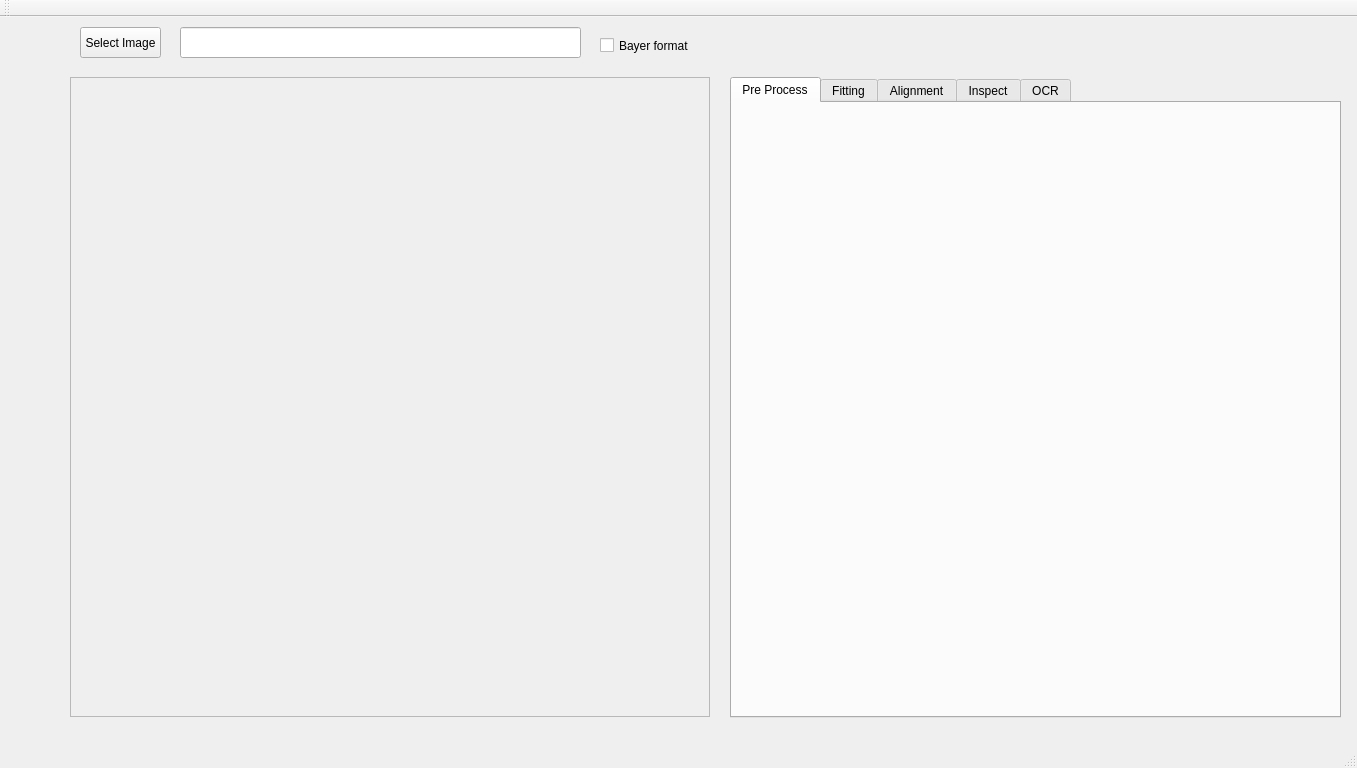
hceng123/VisionLibrary, file VisionWidget/visionwidget.ui: the form before one commit.
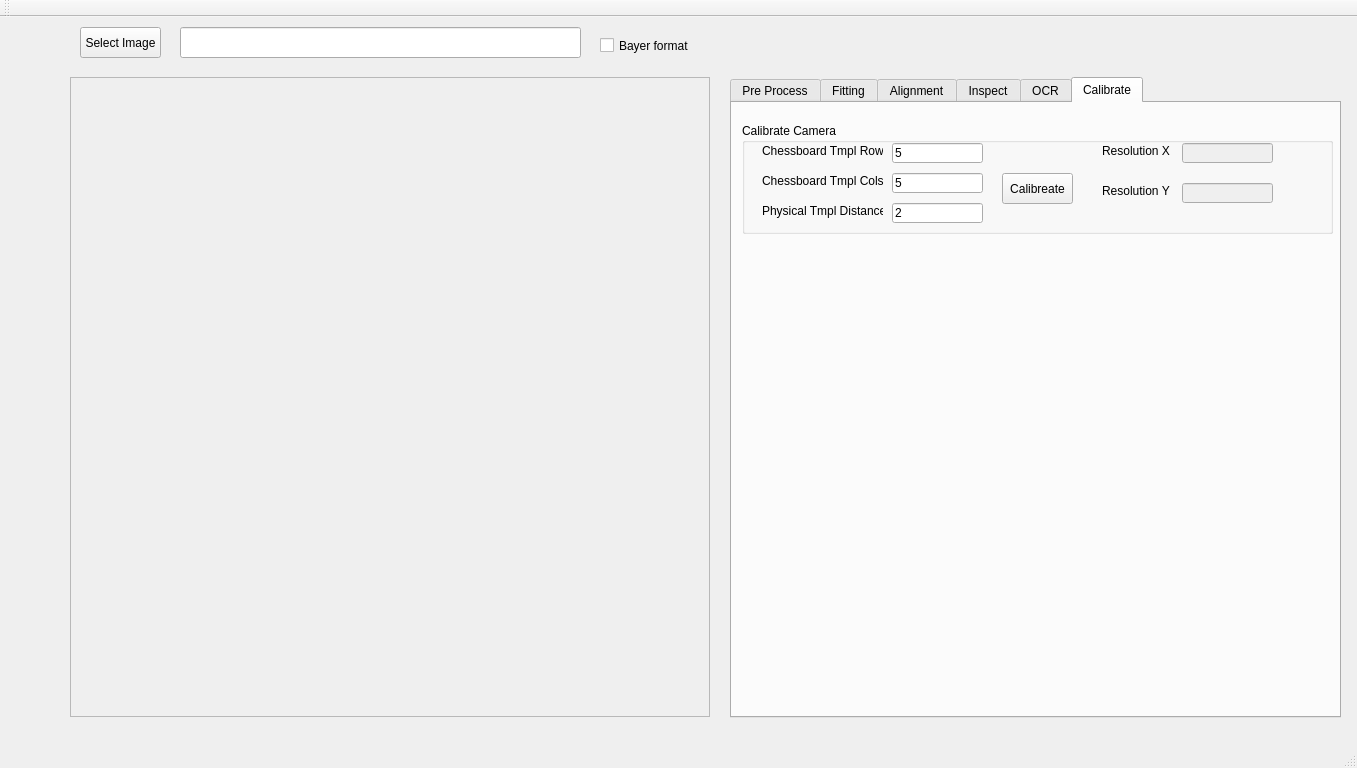
The form after the commit. Custom widgets are drawn as their Qt base class.

Commit message:
Add calibreateCamera utility to VisionWidget.
Add calibreateCamera utility to VisionWidget.

What changed in the file:
```diff
--- a/VisionWidget/visionwidget.ui
+++ b/VisionWidget/visionwidget.ui
@@ -73,7 +73,7 @@
      </rect>
     </property>
     <property name="currentIndex">
-     <number>0</number>
+     <number>5</number>
     </property>
     <widget class="QWidget" name="tabPreProcess">
      <attribute name="title">
@@ -1189,6 +1189,176 @@
       </property>
      </widget>
     </widget>
+    <widget class="QWidget" name="tabCalibrate">
+     <attribute name="title">
+      <string>Calibrate</string>
+     </attribute>
+     <widget class="QGroupBox" name="groupBox_2">
+      <property name="geometry">
+       <rect>
+        <x>10</x>
+        <y>20</y>
+        <width>591</width>
+        <height>111</height>
+       </rect>
+      </property>
+      <property name="title">
+       <string>Calibrate Camera</string>
+      </property>
+      <widget class="QPushButton" name="btnCalibrateCamera">
+       <property name="geometry">
+        <rect>
+         <x>260</x>
+         <y>50</y>
+         <width>71</width>
+         <height>31</height>
+        </rect>
+       </property>
+       <property name="text">
+        <string>Calibreate</string>
+       </property>
+      </widget>
+      <widget class="QLabel" name="labelChessboardRows">
+       <property name="geometry">
+        <rect>
+         <x>20</x>
+         <y>20</y>
+         <width>121</width>
+         <height>16</height>
+        </rect>
+       </property>
+       <property name="text">
+        <string>Chessboard Tmpl Rows</string>
+       </property>
+      </widget>
+      <widget class="QLineEdit" name="lineEditChessboardRows">
+       <property name="enabled">
+        <bool>true</bool>
+       </property>
+       <property name="geometry">
+        <rect>
+         <x>150</x>
+         <y>20</y>
+         <width>91</width>
+         <height>20</height>
+        </rect>
+       </property>
+       <property name="text">
+        <string>5</string>
+       </property>
+      </widget>
+      <widget class="QLabel" name="labelChessboardCols">
+       <property name="geometry">
+        <rect>
+         <x>20</x>
+         <y>50</y>
+         <width>141</width>
+         <height>16</height>
+        </rect>
+       </property>
+       <property name="text">
+        <string>Chessboard Tmpl Cols</string>
+       </property>
+      </widget>
+      <widget class="QLineEdit" name="lineEditChessboardCols">
+       <property name="enabled">
+        <bool>true</bool>
+       </property>
+       <property name="geometry">
+        <rect>
+         <x>150</x>
+         <y>50</y>
+         <width>91</width>
+         <height>20</height>
+        </rect>
+       </property>
+       <property name="text">
+        <string>5</string>
+       </property>
+      </widget>
+      <widget class="QLabel" name="labelChessboardTmplDistance">
+       <property name="geometry">
+        <rect>
+         <x>20</x>
+         <y>80</y>
+         <width>121</width>
+         <height>16</height>
+        </rect>
+       </property>
+       <property name="text">
+        <string>Physical Tmpl Distance</string>
+       </property>
+      </widget>
+      <widget class="QLineEdit" name="lineEditChessboardTmplDist">
+       <property name="enabled">
+        <bool>true</bool>
+       </property>
+       <property name="geometry">
+        <rect>
+         <x>150</x>
+         <y>80</y>
+         <width>91</width>
+         <height>20</height>
+        </rect>
+       </property>
+       <property name="text">
+        <string>2</string>
+       </property>
+      </widget>
+      <widget class="QLineEdit" name="lineEditResolutionX">
+       <property name="enabled">
+        <bool>false</bool>
+       </property>
+       <property name="geometry">
+        <rect>
+         <x>440</x>
+         <y>20</y>
+         <width>91</width>
+         <height>20</height>
+        </rect>
+       </property>
+      </widget>
+      <widget class="QLabel" name="labelResolutionX">
+       <property name="geometry">
+        <rect>
+         <x>360</x>
+         <y>20</y>
+         <width>71</width>
+         <height>16</height>
+        </rect>
+       </property>
+       <property name="text">
+        <string>Resolution X</string>
+       </property>
+      </widget>
+      <widget class="QLabel" name="labelResolutionY">
+       <property name="geometry">
+        <rect>
+         <x>360</x>
+         <y>60</y>
+         <width>71</width>
+         <height>16</height>
+        </rect>
+       </property>
+       <property name="text">
+        <string>Resolution Y</string>
+       </property>
+      </widget>
+      <widget class="QLineEdit" name="lineEditResolutionY">
+       <property name="enabled">
+        <bool>false</bool>
+       </property>
+       <property name="geometry">
+        <rect>
+         <x>440</x>
+         <y>60</y>
+         <width>91</width>
+         <height>20</height>
+        </rect>
+       </property>
+      </widget>
+     </widget>
+    </widget>
    </widget>
    <widget class="QCheckBox" name="checkBoxByerFormat">
     <property name="geometry">
```
The commit also changes 5 other files.
